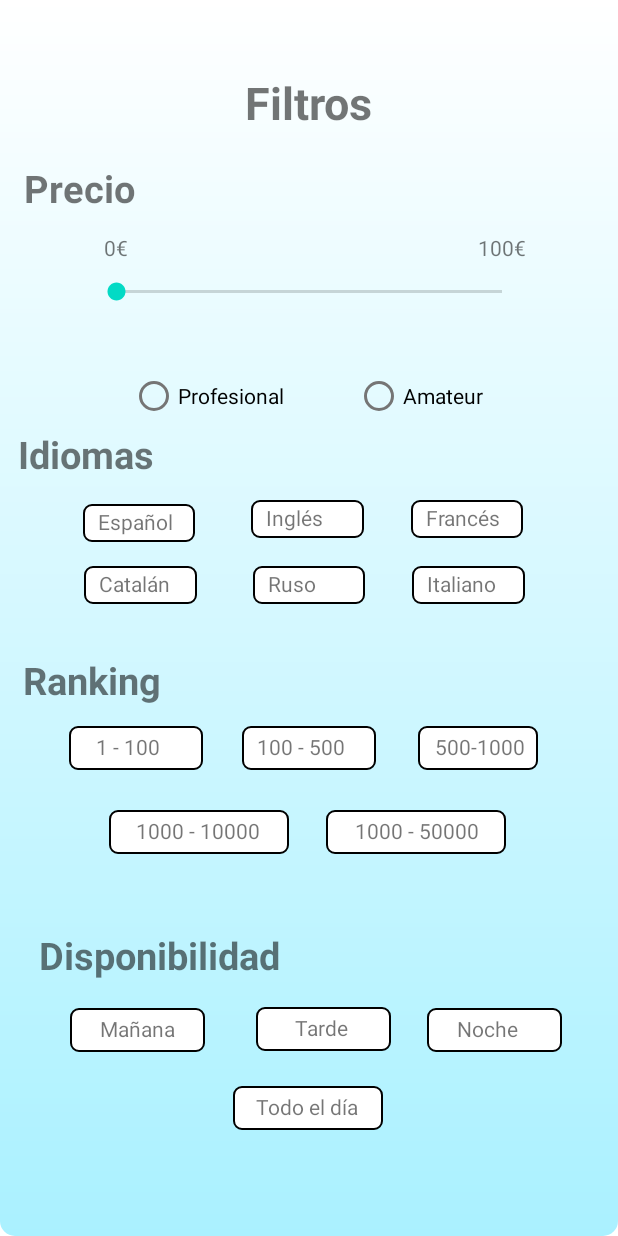
After one commit to AimarGE/Editoria, an Android app: the layout activity_pop_filtro.xml on its own in the app's theme, with its tools: preview values and no code run, on a phone screen of 412 x 824 dp. The commit adds this screen. Run offline under Robolectric (Android 15) with nearby library versions, the phone set to English and light mode, and no system bars.

Commit message:
Wireframe filtro

```diff
--- a/app/src/main/AndroidManifest.xml
+++ b/app/src/main/AndroidManifest.xml
@@ -9,6 +9,10 @@
         android:roundIcon="@mipmap/ic_launcher_round"
         android:supportsRtl="true"
         android:theme="@style/Theme.Editoria">
+        <activity
+            android:name=".PopFiltro"
+            android:theme="@style/AppTheme.PopMe"
+            android:exported="true" />
         <activity
             android:name=".Login"
             android:exported="true" />
--- a/app/src/main/java/com/example/editoria/Home.java
+++ b/app/src/main/java/com/example/editoria/Home.java
@@ -1,47 +1,35 @@
 package com.example.editoria;
 
-import android.app.Dialog;
+import android.content.Intent;
 import android.os.Bundle;
 import android.util.Log;
 import android.view.View;
 import android.widget.Button;
 
-import androidx.appcompat.app.AlertDialog;
 import androidx.appcompat.app.AppCompatActivity;
 
 public class Home extends AppCompatActivity {
 
-    private Dialog dialog;
-    private Button cancelar, bFiltro;
-
+    Button bFiltro;
 
     @Override
     protected void onCreate(Bundle savedInstanceState) {
         super.onCreate(savedInstanceState);
         setContentView(R.layout.home);
 
-        bFiltro = findViewById(R.id.button6);
+        getSupportActionBar().hide();
 
+        Log.i("PROBANDO", "AE");
 
-        /*
-        bFiltro = findViewById(R.id.bfiltro);
-        dialog = new Dialog(this);
-
-        bFiltro.setOnClickListener(new View.OnClickListener(){
-
+        bFiltro = (Button) findViewById(R.id.filtro);
+        bFiltro.setOnClickListener(new View.OnClickListener() {
             @Override
             public void onClick(View v) {
-                Log.i("PRUEBA", "asdasd");
-                dialog.setContentView(R.layout.paginafiltro);
-
-                dialog.getWindow().setBackgroundDrawable(new ColorDrawable(Color.TRANSPARENT));
+                Log.i("PROBANDO", "asdasd");
+                Intent i = new Intent(getApplicationContext(), PopFiltro.class);
+                startActivity(i);
             }
-        });*/
-
-    }
-
-    public void ss(View view){
-        Log.i("ejemplo", "rara arara ");
+        });
     }
 
 
--- /dev/null
+++ b/app/src/main/java/com/example/editoria/PopFiltro.java
@@ -0,0 +1,47 @@
+package com.example.editoria;
+
+import androidx.appcompat.app.AppCompatActivity;
+
+import android.app.Activity;
+import android.os.Bundle;
+import android.util.DisplayMetrics;
+import android.view.Gravity;
+import android.view.View;
+import android.view.WindowManager;
+import android.widget.Button;
+
+public class PopFiltro extends Activity {
+
+    Button bCancelar;
+
+    @Override
+    protected void onCreate(Bundle savedInstanceState) {
+        super.onCreate(savedInstanceState);
+        setContentView(R.layout.activity_pop_filtro);
+
+        /*bCancelar = (Button) findViewById(R.id.cancelar);
+
+        bCancelar.setOnClickListener(new View.OnClickListener() {
+            @Override
+            public void onClick(View v) {
+                finish();
+            }
+        });*/
+
+
+        DisplayMetrics dm = new DisplayMetrics();
+        getWindowManager().getDefaultDisplay().getMetrics(dm);
+
+        int width= dm.widthPixels;
+        int height = dm.heightPixels;
+
+        getWindow().setLayout((int) (width*.8), (int) (height*.7));
+
+        WindowManager.LayoutParams params = getWindow().getAttributes();
+        params.gravity = Gravity.CENTER;
+        params.x = 0;
+        params.y = -20;
+
+        getWindow().setAttributes(params);
+    }
+}
--- /dev/null
+++ b/app/src/main/res/drawable/bordefiltro.xml
@@ -0,0 +1,15 @@
+<shape
+    xmlns:android="http://schemas.android.com/apk/res/android"
+    android:shape="rectangle">
+    <solid
+        android:color="#FFFFFF"/>
+
+    <corners
+        android:bottomRightRadius="5dp"
+        android:bottomLeftRadius="5dp"
+        android:topLeftRadius="5dp"
+        android:topRightRadius="5dp"/>
+    <stroke
+        android:color="@color/black"
+        android:width="1dp"/>
+</shape>
--- a/app/src/main/res/drawable/cuadradosustituirporprueba.xml
+++ /dev/null
@@ -1,9 +0,0 @@
-<?xml version="1.0" encoding="UTF-8"?>
-<layer-list xmlns:android="http://schemas.android.com/apk/res/android">
-    <item android:drawable="@drawable/shadow"/>
-    <item>
-        <shape android:shape="rectangle">
-            <corners android:radius="20dp"/>
-        </shape>
-    </item>
-</layer-list>
--- /dev/null
+++ b/app/src/main/res/drawable/pop_bg.xml
@@ -0,0 +1,16 @@
+<?xml version="1.0" encoding="utf-8"?>
+<shape xmlns:android="http://schemas.android.com/apk/res/android">
+
+    <!--android:startColor="#3498db"
+    android:endColor="#34BFDB"-->
+    <gradient
+        android:startColor="#FFFFFF"
+        android:endColor="#AAF1FF"
+        android:angle="278"
+    />
+
+    <corners
+        android:radius="10dp"
+    />
+
+</shape>
--- a/app/src/main/res/drawable/prueba.xml
+++ b/app/src/main/res/drawable/prueba.xml
@@ -8,7 +8,7 @@
             <!-- set the shadow color here -->
             <stroke
                 android:width="5dp"
-                android:color="#7000" />
+                android:color="@color/black" />
 
             <!-- setting the thickness of shadow (positive value will give shadow on that side) -->
 
@@ -22,12 +22,12 @@
         </shape>
     </item>
 
-    <!-- Background -->
+    <!-- Background
 
     <item>
         <shape>
-            <solid android:color="#fff" />
+            <solid android:color="@color/black" />
             <corners android:radius="3dp" />
         </shape>
-    </item>
+    </item>-->
 </layer-list>
--- /dev/null
+++ b/app/src/main/res/layout/activity_pop_filtro.xml
@@ -0,0 +1,355 @@
+<?xml version="1.0" encoding="utf-8"?>
+<androidx.constraintlayout.widget.ConstraintLayout xmlns:android="http://schemas.android.com/apk/res/android"
+    xmlns:app="http://schemas.android.com/apk/res-auto"
+    xmlns:tools="http://schemas.android.com/tools"
+    android:layout_width="match_parent"
+    android:layout_height="match_parent"
+    android:background="@drawable/pop_bg"
+    tools:context=".PopFiltro">
+
+    <TextView
+        android:id="@+id/textView3"
+        android:layout_width="wrap_content"
+        android:layout_height="wrap_content"
+        android:layout_marginTop="48dp"
+        android:text="Filtros"
+        android:textSize="30sp"
+        android:textStyle="bold"
+        app:layout_constraintEnd_toEndOf="parent"
+        app:layout_constraintStart_toStartOf="parent"
+        app:layout_constraintTop_toTopOf="parent" />
+
+    <TextView
+        android:id="@+id/textView5"
+        android:layout_width="wrap_content"
+        android:layout_height="wrap_content"
+        android:layout_marginStart="16dp"
+        android:layout_marginTop="108dp"
+        android:text="Precio"
+        android:textSize="25sp"
+        android:textStyle="bold"
+        app:layout_constraintStart_toStartOf="parent"
+        app:layout_constraintTop_toTopOf="parent" />
+
+    <TextView
+        android:id="@+id/italiano"
+        android:layout_width="0dp"
+        android:layout_height="25dp"
+        android:layout_marginTop="92dp"
+        android:layout_marginEnd="62dp"
+        android:background="@drawable/bordefiltro"
+        android:paddingLeft="10dp"
+        android:paddingTop="2dp"
+        android:text="Italiano"
+        app:layout_constraintEnd_toEndOf="parent"
+        app:layout_constraintStart_toEndOf="@+id/ruso"
+        app:layout_constraintTop_toTopOf="@+id/textView9" />
+
+    <TextView
+        android:id="@+id/ingles"
+        android:layout_width="0dp"
+        android:layout_height="25dp"
+        android:layout_marginTop="48dp"
+        android:layout_marginEnd="31dp"
+        android:background="@drawable/bordefiltro"
+        android:paddingLeft="10dp"
+        android:paddingTop="2dp"
+        android:text="Inglés"
+        app:layout_constraintEnd_toStartOf="@+id/frances"
+        app:layout_constraintStart_toEndOf="@+id/espanyol"
+        app:layout_constraintTop_toTopOf="@+id/textView9" />
+
+    <RadioGroup
+        android:id="@+id/radioGroup10"
+        android:layout_width="301dp"
+        android:layout_height="0dp"
+        android:layout_marginTop="240dp"
+        android:layout_marginEnd="24dp"
+        android:orientation="horizontal"
+        app:layout_constraintEnd_toEndOf="parent"
+        app:layout_constraintTop_toTopOf="parent">
+
+        <RadioButton
+            android:id="@+id/radioButton3"
+            android:layout_width="150dp"
+            android:layout_height="36dp"
+            android:text="Profesional" />
+
+        <RadioButton
+            android:id="@+id/radioButton4"
+            android:layout_width="150dp"
+            android:layout_height="wrap_content"
+            android:text="Amateur" />
+    </RadioGroup>
+
+    <TextView
+        android:id="@+id/r1_100"
+        android:layout_width="0dp"
+        android:layout_height="29dp"
+        android:layout_marginStart="46dp"
+        android:layout_marginTop="48dp"
+        android:layout_marginEnd="26dp"
+        android:background="@drawable/bordefiltro"
+        android:paddingLeft="18dp"
+        android:paddingTop="4dp"
+        android:text="1 - 100"
+        app:layout_constraintEnd_toStartOf="@+id/r100_500"
+        app:layout_constraintHorizontal_bias="0.0"
+        app:layout_constraintStart_toStartOf="parent"
+        app:layout_constraintTop_toTopOf="@+id/textView10" />
+
+    <TextView
+        android:id="@+id/r1000_50000"
+        android:layout_width="120dp"
+        android:layout_height="29dp"
+        android:layout_marginStart="11dp"
+        android:layout_marginTop="56dp"
+        android:layout_marginEnd="72dp"
+        android:background="@drawable/bordefiltro"
+        android:paddingLeft="19dp"
+        android:paddingTop="4dp"
+        android:text="1000 - 50000"
+        app:layout_constraintEnd_toEndOf="parent"
+        app:layout_constraintStart_toEndOf="@+id/r1000_10000"
+        app:layout_constraintTop_toTopOf="@+id/r100_500" />
+
+    <TextView
+        android:id="@+id/espanyol"
+        android:layout_width="0dp"
+        android:layout_height="25dp"
+        android:layout_marginStart="55dp"
+        android:layout_marginTop="16dp"
+        android:layout_marginEnd="37dp"
+        android:background="@drawable/bordefiltro"
+        android:paddingLeft="10dp"
+        android:paddingTop="2dp"
+        android:text="Español"
+        app:layout_constraintEnd_toStartOf="@+id/ingles"
+        app:layout_constraintStart_toStartOf="parent"
+        app:layout_constraintTop_toBottomOf="@+id/textView9" />
+
+    <TextView
+        android:id="@+id/textView7"
+        android:layout_width="wrap_content"
+        android:layout_height="wrap_content"
+        android:layout_marginBottom="4dp"
+        android:text="100€"
+        app:layout_constraintBottom_toTopOf="@+id/seekBar2"
+        app:layout_constraintEnd_toEndOf="@+id/seekBar2" />
+
+    <TextView
+        android:id="@+id/catalan"
+        android:layout_width="0dp"
+        android:layout_height="25dp"
+        android:layout_marginStart="56dp"
+        android:layout_marginTop="16dp"
+        android:layout_marginEnd="37dp"
+        android:background="@drawable/bordefiltro"
+        android:paddingLeft="10dp"
+        android:paddingTop="2dp"
+        android:text="Catalán"
+        app:layout_constraintEnd_toStartOf="@+id/ruso"
+        app:layout_constraintStart_toStartOf="parent"
+        app:layout_constraintTop_toBottomOf="@+id/espanyol" />
+
+    <TextView
+        android:id="@+id/r500_1000"
+        android:layout_width="80dp"
+        android:layout_height="29dp"
+        android:layout_marginStart="28dp"
+        android:layout_marginTop="48dp"
+        android:layout_marginEnd="53dp"
+        android:background="@drawable/bordefiltro"
+        android:paddingLeft="11dp"
+        android:paddingTop="4dp"
+        android:text="500-1000"
+        app:layout_constraintEnd_toEndOf="parent"
+        app:layout_constraintHorizontal_bias="0.0"
+        app:layout_constraintStart_toEndOf="@+id/r100_500"
+        app:layout_constraintTop_toTopOf="@+id/textView10" />
+
+    <TextView
+        android:id="@+id/ruso"
+        android:layout_width="0dp"
+        android:layout_height="25dp"
+        android:layout_marginTop="92dp"
+        android:layout_marginEnd="31dp"
+        android:background="@drawable/bordefiltro"
+        android:paddingLeft="10dp"
+        android:paddingTop="2dp"
+        android:text="Ruso"
+        app:layout_constraintEnd_toStartOf="@+id/italiano"
+        app:layout_constraintStart_toEndOf="@+id/catalan"
+        app:layout_constraintTop_toTopOf="@+id/textView9" />
+
+    <TextView
+        android:id="@+id/frances"
+        android:layout_width="0dp"
+        android:layout_height="25dp"
+        android:layout_marginTop="48dp"
+        android:layout_marginEnd="63dp"
+        android:background="@drawable/bordefiltro"
+        android:paddingLeft="10dp"
+        android:paddingTop="2dp"
+        android:text="Francés"
+        app:layout_constraintEnd_toEndOf="parent"
+        app:layout_constraintStart_toEndOf="@+id/ingles"
+        app:layout_constraintTop_toTopOf="@+id/textView9" />
+
+    <TextView
+        android:id="@+id/r1000_10000"
+        android:layout_width="120dp"
+        android:layout_height="29dp"
+        android:layout_marginStart="70dp"
+        android:layout_marginTop="56dp"
+        android:layout_marginEnd="11dp"
+        android:background="@drawable/bordefiltro"
+        android:paddingLeft="18dp"
+        android:paddingTop="4dp"
+        android:text="1000 - 10000"
+        app:layout_constraintEnd_toStartOf="@+id/r1000_50000"
+        app:layout_constraintStart_toStartOf="parent"
+        app:layout_constraintTop_toTopOf="@+id/r1_100" />
+
+    <TextView
+        android:id="@+id/textView11"
+        android:layout_width="wrap_content"
+        android:layout_height="wrap_content"
+        android:layout_marginStart="16dp"
+        android:layout_marginTop="50dp"
+        android:layout_marginEnd="216dp"
+        android:text="Disponibilidad"
+        android:textSize="25sp"
+        android:textStyle="bold"
+        app:layout_constraintEnd_toEndOf="parent"
+        app:layout_constraintStart_toStartOf="parent"
+        app:layout_constraintTop_toBottomOf="@+id/r1000_10000" />
+
+    <TextView
+        android:id="@+id/todo_dia"
+        android:layout_width="100dp"
+        android:layout_height="29dp"
+        android:layout_marginStart="146dp"
+        android:layout_marginTop="51dp"
+        android:layout_marginEnd="147dp"
+        android:layout_marginBottom="69dp"
+        android:background="@drawable/bordefiltro"
+        android:paddingLeft="15dp"
+        android:paddingTop="4dp"
+        android:text="Todo el día"
+        app:layout_constraintBottom_toBottomOf="parent"
+        app:layout_constraintEnd_toEndOf="parent"
+        app:layout_constraintStart_toStartOf="parent"
+        app:layout_constraintTop_toTopOf="@+id/tarde" />
+
+    <TextView
+        android:id="@+id/manyana"
+        android:layout_width="90dp"
+        android:layout_height="29dp"
+        android:layout_marginStart="38dp"
+        android:layout_marginTop="49dp"
+        android:layout_marginEnd="25dp"
+        android:layout_marginBottom="120dp"
+        android:background="@drawable/bordefiltro"
+        android:paddingLeft="20dp"
+        android:paddingTop="4dp"
+        android:text="Mañana"
+        app:layout_constraintBottom_toBottomOf="parent"
+        app:layout_constraintEnd_toStartOf="@+id/tarde"
+        app:layout_constraintStart_toStartOf="parent"
+        app:layout_constraintTop_toTopOf="@+id/textView11" />
+
+    <TextView
+        android:id="@+id/tarde"
+        android:layout_width="90dp"
+        android:layout_height="29dp"
+        android:layout_marginTop="52dp"
+        android:layout_marginEnd="24dp"
+        android:background="@drawable/bordefiltro"
+        android:paddingLeft="26dp"
+        android:paddingTop="4dp"
+        android:text="Tarde"
+        app:layout_constraintEnd_toStartOf="@+id/noche"
+        app:layout_constraintTop_toTopOf="@+id/textView11" />
+
+    <TextView
+        android:id="@+id/noche"
+        android:layout_width="90dp"
+        android:layout_height="29dp"
+        android:layout_marginTop="49dp"
+        android:layout_marginEnd="37dp"
+        android:layout_marginBottom="120dp"
+        android:background="@drawable/bordefiltro"
+        android:paddingLeft="20dp"
+        android:paddingTop="4dp"
+        android:text="Noche"
+        app:layout_constraintBottom_toBottomOf="parent"
+        app:layout_constraintEnd_toEndOf="parent"
+        app:layout_constraintTop_toTopOf="@+id/textView11" />
+
+
+    <TextView
+        android:id="@+id/textView10"
+        android:layout_width="wrap_content"
+        android:layout_height="wrap_content"
+        android:layout_marginStart="15dp"
+        android:layout_marginTop="33dp"
+        android:text="Ranking"
+        android:textSize="25sp"
+        android:textStyle="bold"
+        app:layout_constraintStart_toStartOf="parent"
+        app:layout_constraintTop_toBottomOf="@+id/catalan" />
+
+    <TextView
+        android:id="@+id/textView6"
+        android:layout_width="wrap_content"
+        android:layout_height="wrap_content"
+        android:layout_marginStart="8dp"
+        android:layout_marginBottom="4dp"
+        android:text="0€"
+        app:layout_constraintBottom_toTopOf="@+id/seekBar2"
+        app:layout_constraintStart_toStartOf="@+id/seekBar2" />
+
+    <TextView
+        android:id="@+id/textView9"
+        android:layout_width="wrap_content"
+        android:layout_height="wrap_content"
+        android:layout_marginStart="12dp"
+        android:layout_marginEnd="290dp"
+        android:layout_marginBottom="504dp"
+        android:text="Idiomas"
+        android:textSize="25sp"
+        android:textStyle="bold"
+        app:layout_constraintBottom_toBottomOf="parent"
+        app:layout_constraintEnd_toEndOf="parent"
+        app:layout_constraintHorizontal_bias="0.0"
+        app:layout_constraintStart_toStartOf="parent" />
+
+    <TextView
+        android:id="@+id/r100_500"
+        android:layout_width="0dp"
+        android:layout_height="29dp"
+        android:layout_marginTop="48dp"
+        android:layout_marginEnd="161dp"
+        android:background="@drawable/bordefiltro"
+        android:paddingLeft="10dp"
+        android:paddingTop="4dp"
+        android:text="100 - 500"
+        app:layout_constraintEnd_toEndOf="parent"
+        app:layout_constraintStart_toEndOf="@+id/r1_100"
+        app:layout_constraintTop_toTopOf="@+id/textView10" />
+
+    <SeekBar
+        android:id="@+id/seekBar2"
+        android:layout_width="0dp"
+        android:layout_height="31dp"
+        android:layout_marginStart="61dp"
+        android:layout_marginTop="36dp"
+        android:layout_marginEnd="61dp"
+        app:layout_constraintEnd_toEndOf="parent"
+        app:layout_constraintHorizontal_bias="0.0"
+        app:layout_constraintStart_toStartOf="parent"
+        app:layout_constraintTop_toBottomOf="@+id/textView5" />
+
+
+</androidx.constraintlayout.widget.ConstraintLayout>
--- a/app/src/main/res/layout/home.xml
+++ b/app/src/main/res/layout/home.xml
@@ -32,7 +32,7 @@
         android:hint="Buscar"
         android:inputType="textPersonName"
         android:paddingLeft="10dp"
-        app:layout_constraintEnd_toStartOf="@+id/button6"
+        app:layout_constraintEnd_toStartOf="@+id/filtro"
         app:layout_constraintStart_toEndOf="@+id/imageView"
         app:layout_constraintTop_toTopOf="parent" />
 
@@ -47,7 +47,7 @@
         app:layout_constraintTop_toBottomOf="@+id/imageView" />
 
     <Button
-        android:id="@+id/button6"
+        android:id="@+id/filtro"
         android:layout_width="82dp"
         android:layout_height="wrap_content"
         android:layout_marginTop="30dp"
--- /dev/null
+++ b/app/src/main/res/values/styles.xml
@@ -0,0 +1,9 @@
+<?xml version="1.0" encoding="utf-8"?>
+<resources>
+    <style name="AppTheme.PopMe" parent="Theme.AppCompat">
+
+        <item name="android:windowIsTranslucent">true</item>
+        <item name="android:windowCloseOnTouchOutside">true</item>
+    </style>
+
+</resources>
```
